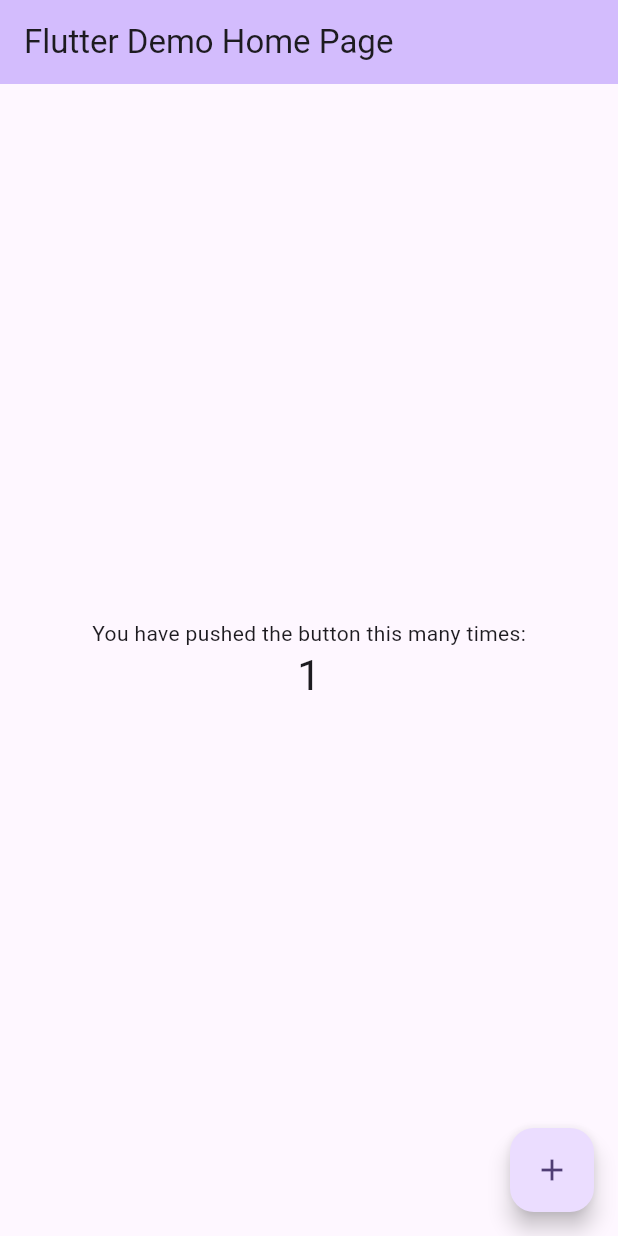
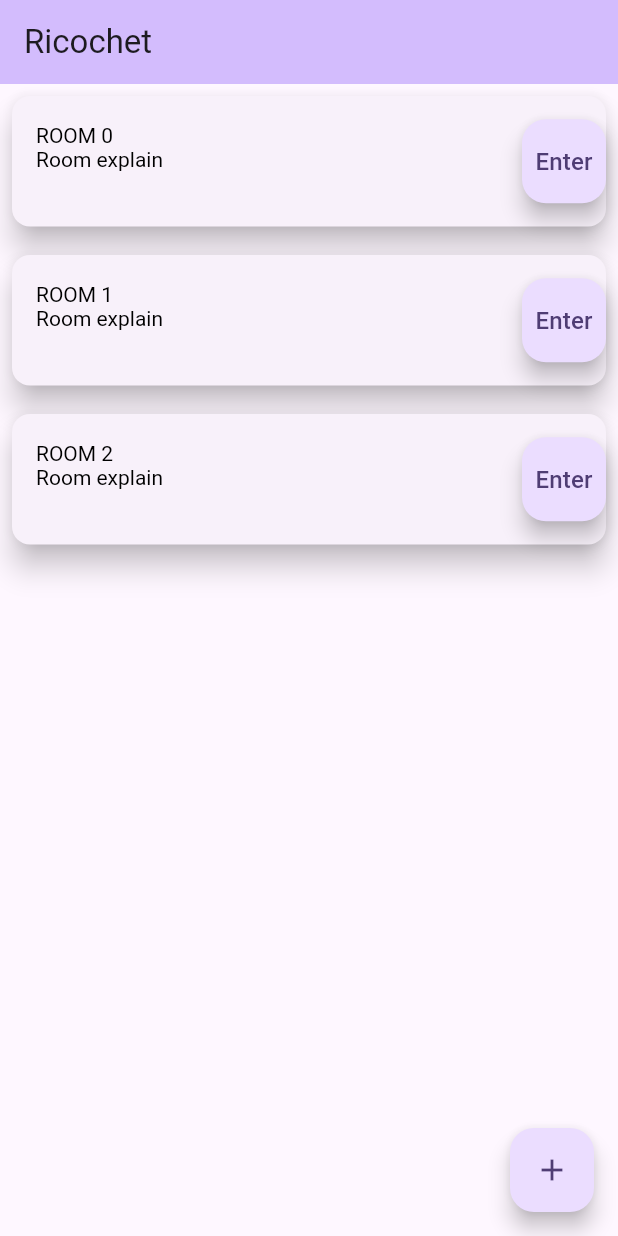
Before and after one commit to 22Titanium/Frontend, a Flutter app: the screen it shows after launch, after a tap on the "add" icon, on a phone screen of 412 x 824 dp. Run offline on Flutter 3.47's test engine with Material 2 defaults, Android fonts, the light colour scheme and no system bars; our stand-ins replace logger.

```diff
--- a/lib/main.dart
+++ b/lib/main.dart
@@ -1,4 +1,5 @@
 import 'package:flutter/material.dart';
+import 'package:logger/logger.dart';
 
 void main() {
   runApp(const MyApp());
@@ -11,7 +12,7 @@ class MyApp extends StatelessWidget {
   @override
   Widget build(BuildContext context) {
     return MaterialApp(
-      title: 'Flutter Demo',
+      title: 'Ricochet Demo',
       theme: ThemeData(
         // This is the theme of your application.
         //
@@ -31,13 +32,13 @@ class MyApp extends StatelessWidget {
         colorScheme: ColorScheme.fromSeed(seedColor: Colors.deepPurple),
         useMaterial3: true,
       ),
-      home: const MyHomePage(title: 'Flutter Demo Home Page'),
+      home: const MainPage(title: 'Ricochet'),
     );
   }
 }
 
-class MyHomePage extends StatefulWidget {
-  const MyHomePage({super.key, required this.title});
+class MainPage extends StatefulWidget {
+  const MainPage({super.key, required this.title});
 
   // This widget is the home page of your application. It is stateful, meaning
   // that it has a State object (defined below) that contains fields that affect
@@ -51,21 +52,20 @@ class MyHomePage extends StatefulWidget {
   final String title;
 
   @override
-  State<MyHomePage> createState() => _MyHomePageState();
+  State<MainPage> createState() => _MainPageState();
 }
 
-class _MyHomePageState extends State<MyHomePage> {
-  int _counter = 0;
+class _MainPageState extends State<MainPage> {
+  var log = Logger();
 
-  void _incrementCounter() {
-    setState(() {
-      // This call to setState tells the Flutter framework that something has
-      // changed in this State, which causes it to rerun the build method below
-      // so that the display can reflect the updated values. If we changed
-      // _counter without calling setState(), then the build method would not be
-      // called again, and so nothing would appear to happen.
-      _counter++;
-    });
+  void _makeNewRoom(){
+    log.d("make a new room");
+    // To be implement ...
+  }
+
+  void _enterRoom(int index){
+    log.d("enter to room");
+    // To be implement ...
   }
 
   @override
@@ -86,38 +86,38 @@ class _MyHomePageState extends State<MyHomePage> {
         // the App.build method, and use it to set our appbar title.
         title: Text(widget.title),
       ),
-      body: Center(
-        // Center is a layout widget. It takes a single child and positions it
-        // in the middle of the parent.
-        child: Column(
-          // Column is also a layout widget. It takes a list of children and
-          // arranges them vertically. By default, it sizes itself to fit its
-          // children horizontally, and tries to be as tall as its parent.
-          //
-          // Column has various properties to control how it sizes itself and
-          // how it positions its children. Here we use mainAxisAlignment to
-          // center the children vertically; the main axis here is the vertical
-          // axis because Columns are vertical (the cross axis would be
-          // horizontal).
-          //
-          // TRY THIS: Invoke "debug painting" (choose the "Toggle Debug Paint"
-          // action in the IDE, or press "p" in the console), to see the
-          // wireframe for each widget.
-          mainAxisAlignment: MainAxisAlignment.center,
-          children: <Widget>[
-            const Text(
-              'You have pushed the button this many times:',
-            ),
-            Text(
-              '$_counter',
-              style: Theme.of(context).textTheme.headlineMedium,
-            ),
-          ],
-        ),
-      ),
+        body: GridView.builder(itemCount: 3, gridDelegate: const SliverGridDelegateWithFixedCrossAxisCount(
+            crossAxisCount: 1,
+            mainAxisSpacing: 3,
+            crossAxisSpacing: 6,
+            childAspectRatio: 4
+        ), itemBuilder: (context, index) => Card(
+            margin: const EdgeInsets.all(8),
+            elevation: 8,
+            child: GridTile(
+              header: GridTileBar(
+                title: Text('ROOM $index', style: const TextStyle(color: Colors.black)),
+                subtitle: const Text('Room explain', style: TextStyle(color: Colors.black)),
+              ),
+              child: Align(
+                alignment: Alignment.centerRight,
+                child: FloatingActionButton(
+                  onPressed: (){
+                    log.d('This room number is $index');
+                    _enterRoom(index);
+                  },
+                  tooltip: 'TOOLTIP',
+                  child: const Text(
+                      'Enter',
+                      style: TextStyle(fontSize: 16)
+                  ),
+                ),
+              ),
+            )
+        )),
       floatingActionButton: FloatingActionButton(
-        onPressed: _incrementCounter,
-        tooltip: 'Increment',
+        onPressed: _makeNewRoom,
+        tooltip: 'Make Room',
         child: const Icon(Icons.add),
       ), // This trailing comma makes auto-formatting nicer for build methods.
     );
--- a/pubspec.yaml
+++ b/pubspec.yaml
@@ -35,6 +35,8 @@ dependencies:
   # The following adds the Cupertino Icons font to your application.
   # Use with the CupertinoIcons class for iOS style icons.
   cupertino_icons: ^1.0.2
+  logger: ^2.0.2+1
+  web_socket_channel: ^2.4.0
 
 dev_dependencies:
   flutter_test:
```
